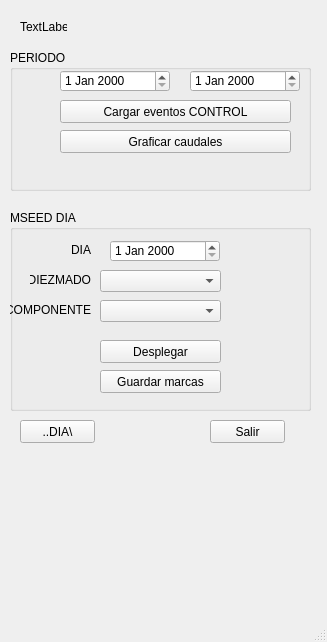
Above: src/ui/caudales.ui from RedSismicaAustro/rsa_sismologia before the change. Below: the same form after it.
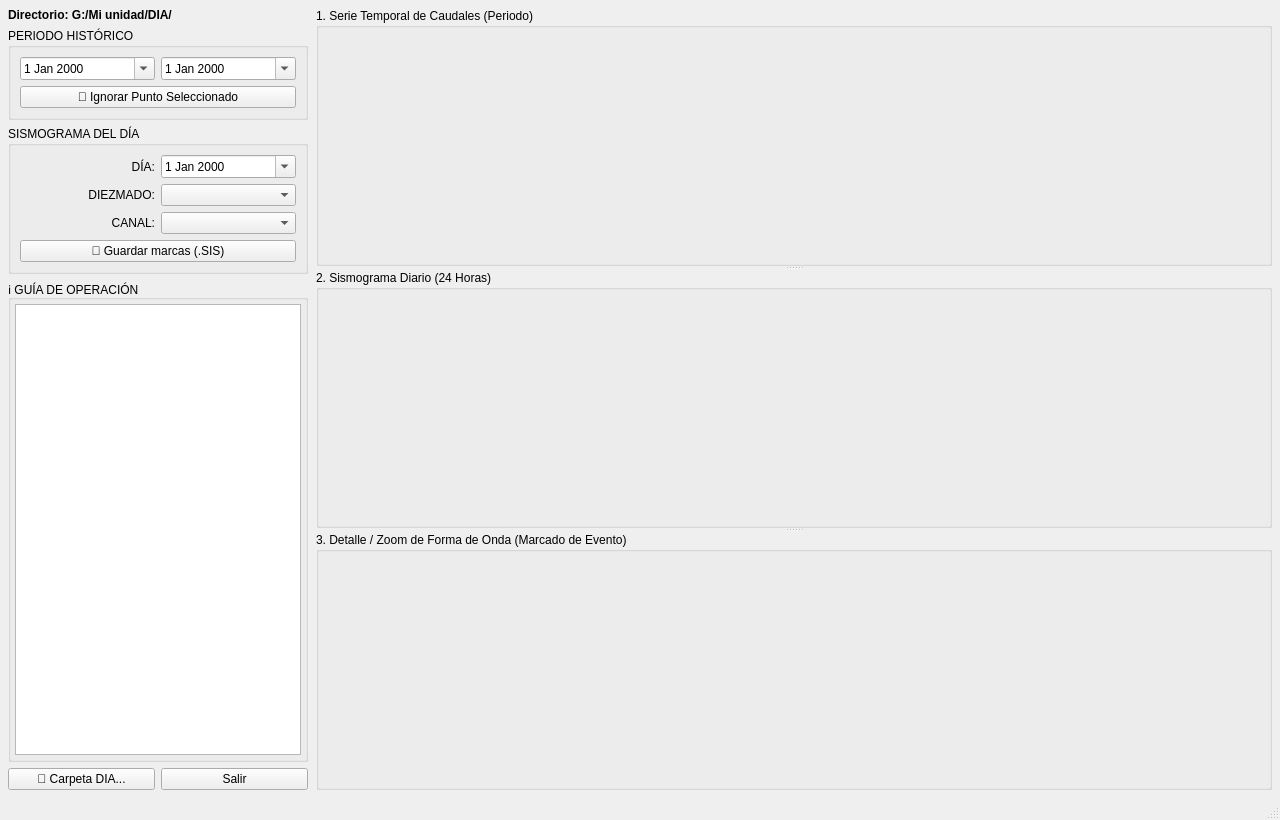
That is the form after the change.

Commit message: feat(caudales): implementar interfaz reactiva multilienzo, sincronización top-down y documentación técnica ADR-001

The edit to the form file:
```diff
--- a/src/ui/caudales.ui
+++ b/src/ui/caudales.ui
@@ -6,229 +6,322 @@
    <rect>
     <x>0</x>
     <y>0</y>
-    <width>327</width>
-    <height>642</height>
+    <width>1280</width>
+    <height>820</height>
    </rect>
   </property>
+  <property name="minimumSize">
+   <size>
+    <width>1024</width>
+    <height>680</height>
+   </size>
+  </property>
   <property name="windowTitle">
    <string>MainWindow</string>
   </property>
   <widget class="QWidget" name="centralwidget">
-   <widget class="QLabel" name="Lbl_directorio">
-    <property name="geometry">
-     <rect>
-      <x>20</x>
-      <y>20</y>
-      <width>47</width>
-      <height>13</height>
-     </rect>
+   <layout class="QHBoxLayout" name="mainHorizontalLayout">
+    <property name="spacing">
+     <number>8</number>
     </property>
-    <property name="text">
-     <string>TextLabel</string>
+    <property name="leftMargin">
+     <number>8</number>
     </property>
-   </widget>
-   <widget class="QPushButton" name="boton_directorio">
-    <property name="geometry">
-     <rect>
-      <x>20</x>
-      <y>420</y>
-      <width>75</width>
-      <height>23</height>
-     </rect>
+    <property name="topMargin">
+     <number>8</number>
     </property>
-    <property name="text">
-     <string>..DIA\</string>
+    <property name="rightMargin">
+     <number>8</number>
     </property>
-   </widget>
-   <widget class="QPushButton" name="boton_salir">
-    <property name="geometry">
-     <rect>
-      <x>210</x>
-      <y>420</y>
-      <width>75</width>
-      <height>23</height>
-     </rect>
+    <property name="bottomMargin">
+     <number>8</number>
     </property>
-    <property name="text">
-     <string>Salir</string>
-    </property>
-   </widget>
-   <widget class="QGroupBox" name="groupBox">
-    <property name="geometry">
-     <rect>
-      <x>10</x>
-      <y>50</y>
-      <width>301</width>
-      <height>141</height>
-     </rect>
-    </property>
-    <property name="title">
-     <string>PERIODO</string>
-    </property>
-    <widget class="QPushButton" name="boton_graficar_caudales">
-     <property name="geometry">
-      <rect>
-       <x>50</x>
-       <y>80</y>
-       <width>231</width>
-       <height>23</height>
-      </rect>
-     </property>
-     <property name="text">
-      <string>Graficar caudales</string>
-     </property>
-    </widget>
-    <widget class="QDateEdit" name="selector_fecha_inicio">
-     <property name="geometry">
-      <rect>
-       <x>50</x>
-       <y>20</y>
-       <width>110</width>
-       <height>22</height>
-      </rect>
-     </property>
-    </widget>
-    <widget class="QDateEdit" name="selector_fecha_fin">
-     <property name="geometry">
-      <rect>
-       <x>180</x>
-       <y>20</y>
-       <width>110</width>
-       <height>22</height>
-      </rect>
-     </property>
-    </widget>
-    <widget class="QPushButton" name="boton_cargar_eventos_control">
-     <property name="geometry">
-      <rect>
-       <x>50</x>
-       <y>50</y>
-       <width>231</width>
-       <height>23</height>
-      </rect>
-     </property>
-     <property name="text">
-      <string>Cargar eventos CONTROL</string>
-     </property>
-    </widget>
-   </widget>
-   <widget class="QGroupBox" name="groupBox_2">
-    <property name="geometry">
-     <rect>
-      <x>10</x>
-      <y>210</y>
-      <width>301</width>
-      <height>201</height>
-     </rect>
-    </property>
-    <property name="title">
-     <string>MSEED DIA</string>
-    </property>
-    <widget class="QDateEdit" name="selector_fecha_grafico">
-     <property name="geometry">
-      <rect>
-       <x>100</x>
-       <y>30</y>
-       <width>110</width>
-       <height>22</height>
-      </rect>
-     </property>
-    </widget>
-    <widget class="QPushButton" name="boton_graficar">
-     <property name="geometry">
-      <rect>
-       <x>90</x>
-       <y>130</y>
-       <width>121</width>
-       <height>23</height>
-      </rect>
-     </property>
-     <property name="text">
-      <string>Desplegar</string>
-     </property>
-    </widget>
-    <widget class="QPushButton" name="boton_guardar_marcas">
-     <property name="geometry">
-      <rect>
-       <x>90</x>
-       <y>160</y>
-       <width>121</width>
-       <height>23</height>
-      </rect>
-     </property>
-     <property name="text">
-      <string>Guardar marcas</string>
-     </property>
-    </widget>
-    <widget class="QComboBox" name="combo_diezmado">
-     <property name="geometry">
-      <rect>
-       <x>90</x>
-       <y>60</y>
-       <width>121</width>
-       <height>22</height>
-      </rect>
-     </property>
-    </widget>
-    <widget class="QComboBox" name="combo_traza">
-     <property name="geometry">
-      <rect>
-       <x>90</x>
-       <y>90</y>
-       <width>121</width>
-       <height>22</height>
-      </rect>
-     </property>
-    </widget>
-    <widget class="QLabel" name="label">
-     <property name="geometry">
-      <rect>
-       <x>20</x>
-       <y>30</y>
-       <width>61</width>
-       <height>20</height>
-      </rect>
-     </property>
-     <property name="text">
-      <string>DIA</string>
-     </property>
-     <property name="alignment">
-      <set>Qt::AlignRight|Qt::AlignTrailing|Qt::AlignVCenter</set>
-     </property>
-    </widget>
-    <widget class="QLabel" name="label_2">
-     <property name="geometry">
-      <rect>
-       <x>20</x>
-       <y>60</y>
-       <width>61</width>
-       <height>20</height>
-      </rect>
-     </property>
-     <property name="text">
-      <string>DIEZMADO</string>
-     </property>
-     <property name="alignment">
-      <set>Qt::AlignRight|Qt::AlignTrailing|Qt::AlignVCenter</set>
-     </property>
-    </widget>
-    <widget class="QLabel" name="label_3">
-     <property name="geometry">
-      <rect>
-       <x>0</x>
-       <y>90</y>
-       <width>81</width>
-       <height>20</height>
-      </rect>
-     </property>
-     <property name="text">
-      <string>COMPONENTE</string>
-     </property>
-     <property name="alignment">
-      <set>Qt::AlignRight|Qt::AlignTrailing|Qt::AlignVCenter</set>
-     </property>
-    </widget>
-   </widget>
+    <item>
+     <!-- Panel Izquierdo de Controles y Guía de Uso -->
+     <widget class="QWidget" name="panel_izquierdo" native="true">
+      <property name="sizePolicy">
+       <sizepolicy hsizetype="Fixed" vsizetype="Preferred">
+        <horstretch>0</horstretch>
+        <verstretch>0</verstretch>
+       </sizepolicy>
+      </property>
+      <property name="minimumSize">
+       <size>
+        <width>280</width>
+        <height>0</height>
+       </size>
+      </property>
+      <property name="maximumSize">
+       <size>
+        <width>300</width>
+        <height>16777215</height>
+       </size>
+      </property>
+      <layout class="QVBoxLayout" name="layoutIzquierdo">
+       <property name="spacing">
+        <number>6</number>
+       </property>
+       <property name="leftMargin">
+        <number>0</number>
+       </property>
+       <property name="topMargin">
+        <number>0</number>
+       </property>
+       <property name="rightMargin">
+        <number>0</number>
+       </property>
+       <property name="bottomMargin">
+        <number>0</number>
+       </property>
+       <item>
+        <widget class="QLabel" name="Lbl_directorio">
+         <property name="font">
+          <font>
+           <weight>75</weight>
+           <bold>true</bold>
+          </font>
+         </property>
+         <property name="text">
+          <string>Directorio: G:/Mi unidad/DIA/</string>
+         </property>
+         <property name="wordWrap">
+          <bool>true</bool>
+         </property>
+        </widget>
+       </item>
+       <item>
+        <widget class="QGroupBox" name="groupBox">
+         <property name="title">
+          <string>PERIODO HISTÓRICO</string>
+         </property>
+         <layout class="QVBoxLayout" name="layoutPeriodo">
+          <property name="spacing">
+           <number>6</number>
+          </property>
+          <item>
+           <layout class="QHBoxLayout" name="layoutFechasPeriodo">
+            <item>
+             <widget class="QDateEdit" name="selector_fecha_inicio">
+              <property name="toolTip">
+               <string>Fecha inicio</string>
+              </property>
+              <property name="calendarPopup">
+               <bool>true</bool>
+              </property>
+             </widget>
+            </item>
+            <item>
+             <widget class="QDateEdit" name="selector_fecha_fin">
+              <property name="toolTip">
+               <string>Fecha fin</string>
+              </property>
+              <property name="calendarPopup">
+               <bool>true</bool>
+              </property>
+             </widget>
+            </item>
+           </layout>
+          </item>
+          <item>
+           <widget class="QPushButton" name="boton_ignorar_caudal">
+            <property name="toolTip">
+             <string>Pone en 0 la bandera del punto de caudal resaltado en rojo para descartarlo del cálculo</string>
+            </property>
+            <property name="text">
+             <string>🚫 Ignorar Punto Seleccionado</string>
+            </property>
+           </widget>
+          </item>
+         </layout>
+        </widget>
+       </item>
+       <item>
+        <widget class="QGroupBox" name="groupBox_2">
+         <property name="title">
+          <string>SISMOGRAMA DEL DÍA</string>
+         </property>
+         <layout class="QGridLayout" name="layoutMseed">
+          <property name="spacing">
+           <number>6</number>
+          </property>
+          <item row="0" column="0">
+           <widget class="QLabel" name="label">
+            <property name="text">
+             <string>DÍA:</string>
+            </property>
+            <property name="alignment">
+             <set>Qt::AlignRight|Qt::AlignTrailing|Qt::AlignVCenter</set>
+            </property>
+           </widget>
+          </item>
+          <item row="0" column="1">
+           <widget class="QDateEdit" name="selector_fecha_grafico">
+            <property name="calendarPopup">
+             <bool>true</bool>
+            </property>
+           </widget>
+          </item>
+          <item row="1" column="0">
+           <widget class="QLabel" name="label_2">
+            <property name="text">
+             <string>DIEZMADO:</string>
+            </property>
+            <property name="alignment">
+             <set>Qt::AlignRight|Qt::AlignTrailing|Qt::AlignVCenter</set>
+            </property>
+           </widget>
+          </item>
+          <item row="1" column="1">
+           <widget class="QComboBox" name="combo_diezmado"/>
+          </item>
+          <item row="2" column="0">
+           <widget class="QLabel" name="label_3">
+            <property name="text">
+             <string>CANAL:</string>
+            </property>
+            <property name="alignment">
+             <set>Qt::AlignRight|Qt::AlignTrailing|Qt::AlignVCenter</set>
+            </property>
+           </widget>
+          </item>
+          <item row="2" column="1">
+           <widget class="QComboBox" name="combo_traza"/>
+          </item>
+          <item row="3" column="0" colspan="2">
+           <widget class="QPushButton" name="boton_guardar_marcas">
+            <property name="text">
+             <string>💾 Guardar marcas (.SIS)</string>
+            </property>
+           </widget>
+          </item>
+         </layout>
+        </widget>
+       </item>
+       <item>
+        <!-- Cuadro de Ayuda / Instrucciones de Trabajo en HTML -->
+        <widget class="QGroupBox" name="groupBox_guia">
+         <property name="title">
+          <string>ℹ️ GUÍA DE OPERACIÓN</string>
+         </property>
+         <layout class="QVBoxLayout" name="layoutGuia">
+          <property name="leftMargin">
+           <number>4</number>
+          </property>
+          <property name="topMargin">
+           <number>4</number>
+          </property>
+          <property name="rightMargin">
+           <number>4</number>
+          </property>
+          <property name="bottomMargin">
+           <number>4</number>
+          </property>
+          <item>
+           <widget class="QTextBrowser" name="cuadro_guia">
+            <property name="sizePolicy">
+             <sizepolicy hsizetype="Expanding" vsizetype="Expanding">
+              <horstretch>0</horstretch>
+              <verstretch>0</verstretch>
+             </sizepolicy>
+            </property>
+            <property name="openExternalLinks">
+             <bool>false</bool>
+            </property>
+           </widget>
+          </item>
+         </layout>
+        </widget>
+       </item>
+       <item>
+        <layout class="QHBoxLayout" name="layoutAcciones">
+         <item>
+          <widget class="QPushButton" name="boton_directorio">
+           <property name="text">
+            <string>📁 Carpeta DIA...</string>
+           </property>
+          </widget>
+         </item>
+         <item>
+          <widget class="QPushButton" name="boton_salir">
+           <property name="text">
+            <string>Salir</string>
+           </property>
+          </widget>
+         </item>
+        </layout>
+       </item>
+      </layout>
+     </widget>
+    </item>
+    <item>
+     <!-- Panel Derecho con los 3 Lienzos Apilados Verticalmente a Todo lo Ancho -->
+     <widget class="QSplitter" name="splitter_graficos">
+      <property name="orientation">
+       <enum>Qt::Vertical</enum>
+      </property>
+      <!-- 1. Lienzo Superior: Caudales del Periodo -->
+      <widget class="QGroupBox" name="frame_caudales">
+       <property name="title">
+        <string>1. Serie Temporal de Caudales (Periodo)</string>
+       </property>
+       <layout class="QVBoxLayout" name="layout_grafico_caudales">
+        <property name="leftMargin">
+         <number>2</number>
+        </property>
+        <property name="topMargin">
+         <number>2</number>
+        </property>
+        <property name="rightMargin">
+         <number>2</number>
+        </property>
+        <property name="bottomMargin">
+         <number>2</number>
+        </property>
+       </layout>
+      </widget>
+      <!-- 2. Lienzo Medio: Sismograma Diario 24h -->
+      <widget class="QGroupBox" name="frame_sismograma">
+       <property name="title">
+        <string>2. Sismograma Diario (24 Horas)</string>
+       </property>
+       <layout class="QVBoxLayout" name="layout_grafico_sismograma">
+        <property name="leftMargin">
+         <number>2</number>
+        </property>
+        <property name="topMargin">
+         <number>2</number>
+        </property>
+        <property name="rightMargin">
+         <number>2</number>
+        </property>
+        <property name="bottomMargin">
+         <number>2</number>
+        </property>
+       </layout>
+      </widget>
+      <!-- 3. Lienzo Inferior: Zoom de Forma de Onda y Marcado -->
+      <widget class="QGroupBox" name="frame_zoom">
+       <property name="title">
+        <string>3. Detalle / Zoom de Forma de Onda (Marcado de Evento)</string>
+       </property>
+       <layout class="QVBoxLayout" name="layout_grafico_zoom">
+        <property name="leftMargin">
+         <number>2</number>
+        </property>
+        <property name="topMargin">
+         <number>2</number>
+        </property>
+        <property name="rightMargin">
+         <number>2</number>
+        </property>
+        <property name="bottomMargin">
+         <number>2</number>
+        </property>
+       </layout>
+      </widget>
+     </widget>
+    </item>
+   </layout>
   </widget>
   <widget class="QMenuBar" name="menubar">
    <property name="geometry">
```
Left out of the diff: 7 changed lines with no effect on the pictures. The commit also changes 8 other files.
